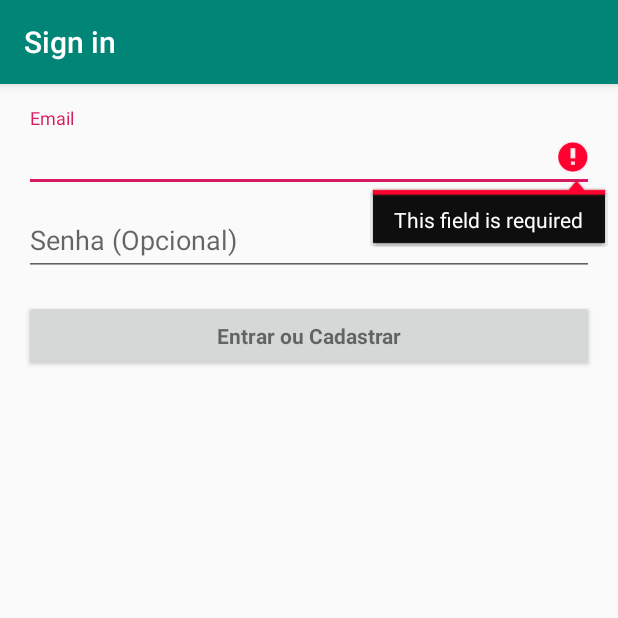
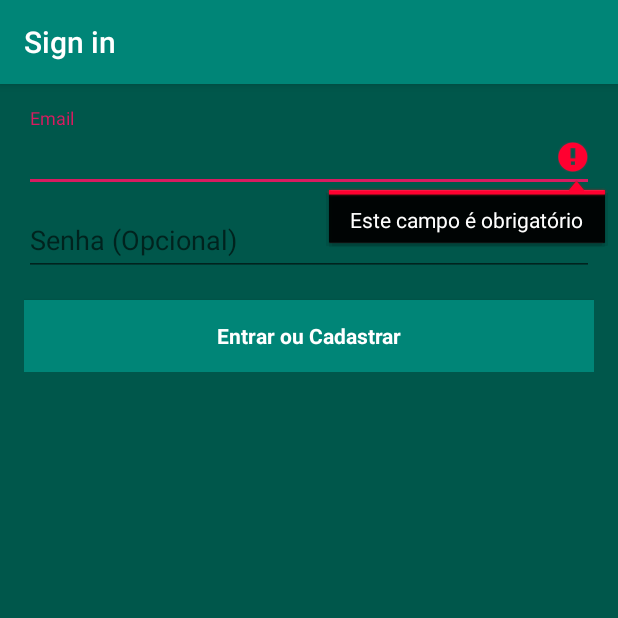
Before and after one commit to theuskira/Android_Studio_Projeto, an Android app: the LoginActivity screen opened directly, with no data from a screen before it, after a tap on "Entrar ou Cadastrar", on a phone screen of 412 x 824 dp, the top half of it. Run offline under Robolectric (Android 15) with nearby library versions, the phone set to English and light mode, and no system bars; 2 statements that could not run were skipped.

Commit message:
Correção de Bugs e Novas Telas: Conta e Login

```diff
--- a/app/src/main/res/layout/activity_calculo_imcsimples.xml
+++ b/app/src/main/res/layout/activity_calculo_imcsimples.xml
@@ -173,8 +173,9 @@
                         android:layout_weight="0"
                         android:background="@color/colorPrimary"
                         android:text="@string/calcular"
-                        android:textAllCaps="true"
-                        android:textColor="@android:color/background_light"
+                        android:textAllCaps="false"
+                        android:textColor="@android:color/white"
+                        android:textSize="18sp"
                         android:textStyle="bold" />
                 </LinearLayout>
 
--- a/app/src/main/res/layout/activity_login.xml
+++ b/app/src/main/res/layout/activity_login.xml
@@ -3,6 +3,7 @@
     xmlns:tools="http://schemas.android.com/tools"
     android:layout_width="match_parent"
     android:layout_height="match_parent"
+    android:background="@color/colorPrimaryDark"
     android:gravity="center_horizontal"
     android:orientation="vertical"
     android:paddingLeft="@dimen/activity_horizontal_margin"
@@ -42,7 +43,9 @@
                     android:hint="@string/prompt_email"
                     android:inputType="textEmailAddress"
                     android:maxLines="1"
-                    android:singleLine="true" />
+                    android:singleLine="true"
+                    android:textColor="@android:color/white"
+                    android:textColorHint="@color/colorPrimary" />
 
             </android.support.design.widget.TextInputLayout>
 
@@ -60,7 +63,9 @@
                     android:imeOptions="actionUnspecified"
                     android:inputType="textPassword"
                     android:maxLines="1"
-                    android:singleLine="true" />
+                    android:singleLine="true"
+                    android:textColor="@android:color/white"
+                    android:textColorHint="@color/colorPrimary" />
 
             </android.support.design.widget.TextInputLayout>
 
@@ -70,8 +75,11 @@
                 android:layout_width="match_parent"
                 android:layout_height="wrap_content"
                 android:layout_marginTop="16dp"
+                android:layout_weight="0"
+                android:background="@color/colorPrimary"
                 android:text="Entrar ou Cadastrar"
                 android:textAllCaps="false"
+                android:textColor="@android:color/white"
                 android:textStyle="bold" />
 
         </LinearLayout>
--- a/app/src/main/res/values/strings.xml
+++ b/app/src/main/res/values/strings.xml
@@ -35,13 +35,13 @@
     <string name="title_activity_login">Sign in</string>
     <!-- Strings related to login -->
     <string name="prompt_email">Email</string>
-    <string name="prompt_password">Password (optional)</string>
-    <string name="action_sign_in">Sign in or register</string>
-    <string name="action_sign_in_short">Sign in</string>
-    <string name="error_invalid_email">This email address is invalid</string>
-    <string name="error_invalid_password">This password is too short</string>
-    <string name="error_incorrect_password">This password is incorrect</string>
-    <string name="error_field_required">This field is required</string>
+    <string name="prompt_password">Senha (opcional)</string>
+    <string name="action_sign_in">Entrar ou se Registrar</string>
+    <string name="action_sign_in_short">Entrar</string>
+    <string name="error_invalid_email">Email Inválido</string>
+    <string name="error_invalid_password">Esta senha é muito curta</string>
+    <string name="error_incorrect_password">Senha Incorreta</string>
+    <string name="error_field_required">Este campo é obrigatório</string>
     <string name="permission_rationale">"Contacts permissions are needed for providing email
         completions."
     </string>
```
